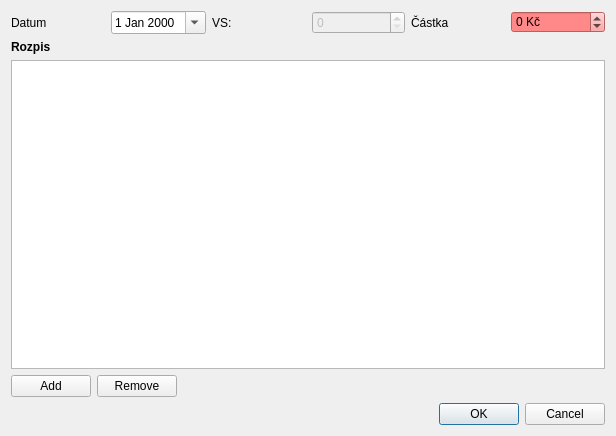
Before: the Qt Designer form transakceform.ui in Tommekster/salut, drawn with Qt 5.
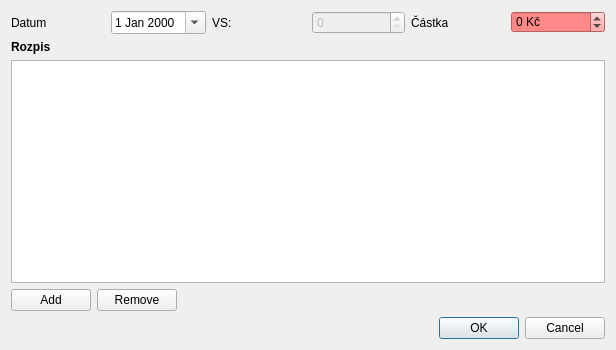
After: the same form once the commit is applied.

Patch:
```diff
--- a/transakceform.ui
+++ b/transakceform.ui
@@ -7,7 +7,7 @@
     <x>0</x>
     <y>0</y>
     <width>616</width>
-    <height>436</height>
+    <height>350</height>
    </rect>
   </property>
   <property name="windowTitle">
```
Left out of the diff: 16 changed lines with no effect on the pictures.
